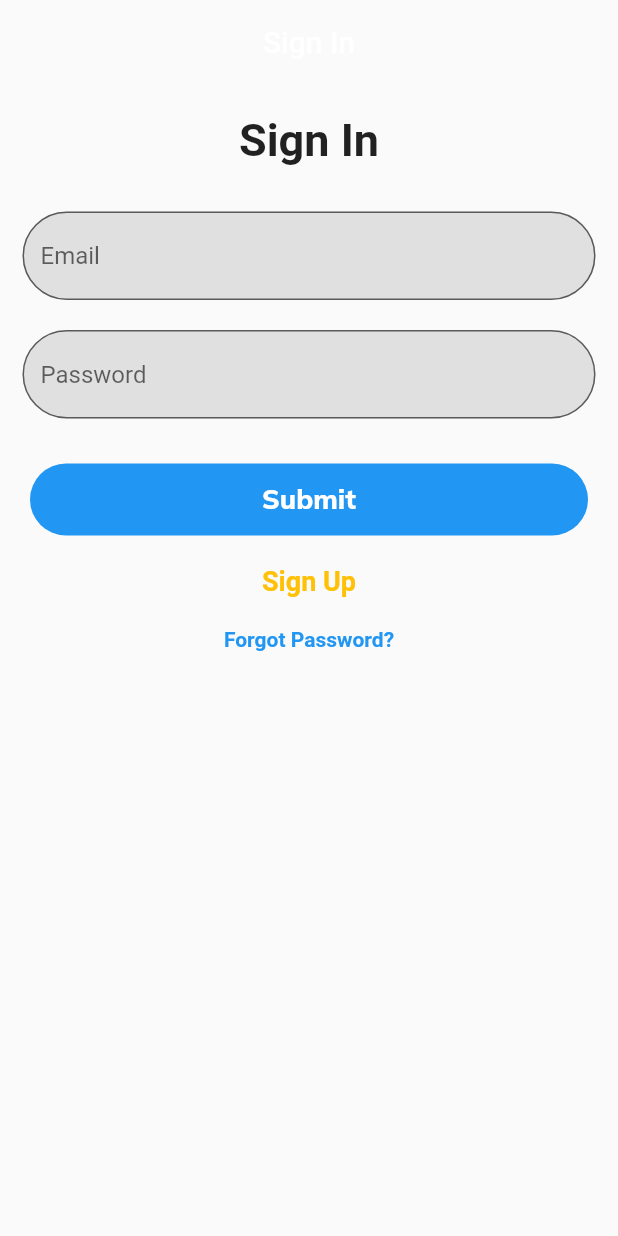
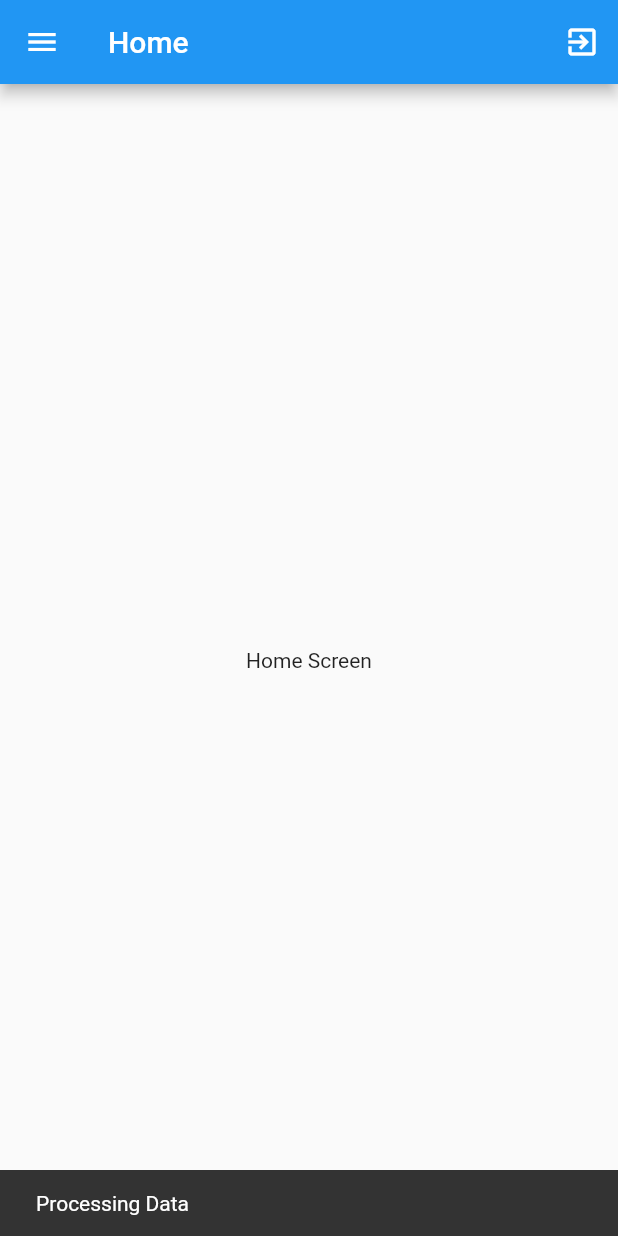
Before and after one commit to Esoteric918/holbertonschool-twitter_clone, a Flutter app: the screen it shows after launch, after a tap on "Submit", on a phone screen of 412 x 824 dp. Run offline on Flutter 3.47's test engine with Material 2 defaults, Android fonts, the phone set to English and light mode, and no system bars; our stand-ins replace google_fonts; network calls fail.

Commit message:
task 6 75% done

```diff
--- /dev/null
+++ b/twitter/lib/screens/home_screen.dart
@@ -0,0 +1,38 @@
+import 'package:flutter/material.dart';
+import 'package:twitter/screens/signin_screen.dart';
+import 'package:twitter/widgets/side_bar_menu.dart';
+
+class HomeScreen extends StatefulWidget {
+  const HomeScreen({Key? key}) : super(key: key);
+
+  @override
+  State<HomeScreen> createState() => _HomeScreenState();
+}
+
+class _HomeScreenState extends State<HomeScreen> {
+  @override
+  Widget build(BuildContext context) {
+    return Scaffold(
+      appBar: AppBar(
+        title: const Text('Home'),
+        actions: [
+          IconButton(
+            onPressed: () {
+              Navigator.push(
+                context,
+                MaterialPageRoute(
+                  builder: (context) => const SignIn(),
+                ),
+              );
+            },
+            icon: const Icon(Icons.exit_to_app),
+          ),
+        ],
+      ),
+      drawer: const SideBarMenu(),
+      body: const Center(
+        child: Text('Home Screen'),
+      ),
+    );
+  }
+}
--- a/twitter/lib/screens/signin_screen.dart
+++ b/twitter/lib/screens/signin_screen.dart
@@ -1,4 +1,5 @@
 import 'package:flutter/material.dart';
+import 'package:twitter/screens/home_screen.dart';
 import 'package:twitter/screens/signup_screen.dart';
 import 'package:twitter/screens/forgot_password_screen.dart';
 import '../widgets/entry_field.dart';
@@ -37,7 +38,6 @@ class _SignInState extends State<SignIn> {
     return Scaffold(
       appBar: AppBar(
         title: const Text('Sign In'),
-        backgroundColor: Colors.transparent,
         elevation: 0,
         centerTitle: true,
       ),
@@ -68,6 +68,19 @@ class _SignInState extends State<SignIn> {
               CustomFlatButton(
                 label: 'Submit',
                 onPressed: () {
+                  if (_formKey.currentState!.validate()) {
+                    ScaffoldMessenger.of(context).showSnackBar(
+                      const SnackBar(
+                        content: Text('Processing Data'),
+                      ),
+                    );
+                    Navigator.push(
+                      context,
+                      MaterialPageRoute(
+                        builder: (context) => const HomeScreen(),
+                      ),
+                    );
+                  }
                   (_emailController.text);
                   (_passwordController.text);
                 },
```
Also changed, not shown: twitter/lib/screens/forgot_password_screen.dart (+7 -2 lines), twitter/lib/widgets/side_bar_menu.dart (added, +49 -0 lines), twitter/lib/assets/images/me.jpg (added).
